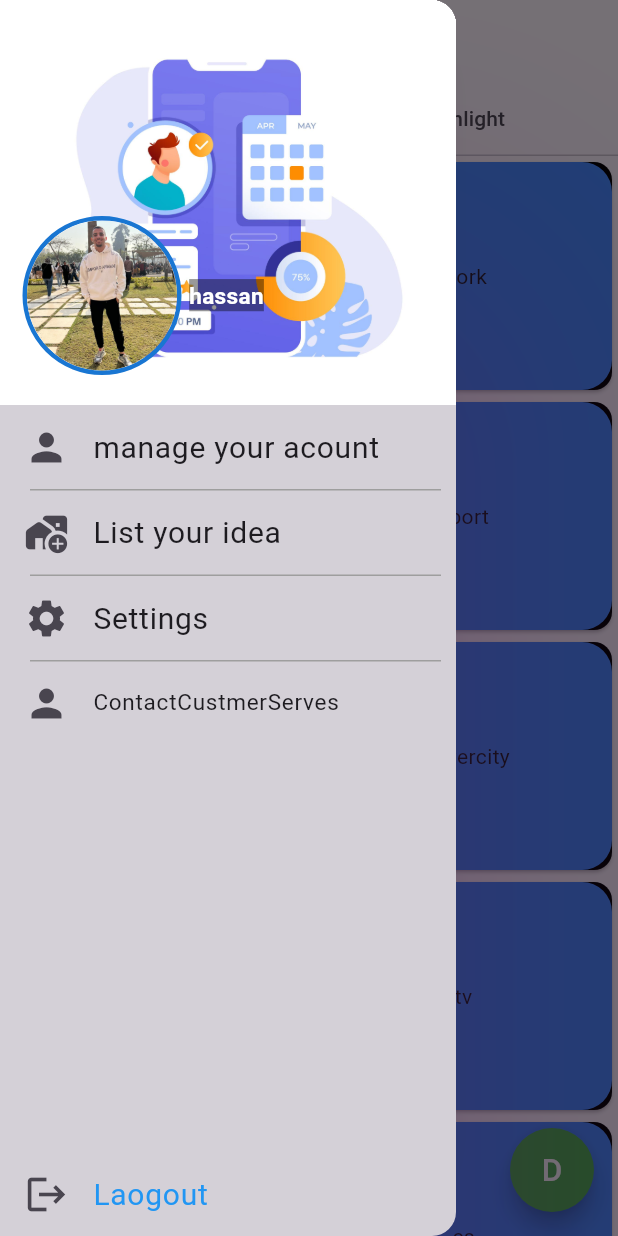
After one commit to hassanmoharam2002/task1flutter, a Flutter app: the Home screen opened directly, with the side drawer open, on a phone screen of 412 x 824 dp. The commit adds this screen. Run offline on Flutter 3.47's test engine with Material 3 defaults, Android fonts, the light colour scheme and no system bars.

Commit message:
gridview

```diff
--- /dev/null
+++ b/lib/drawer_ui/drawer_.dart
@@ -0,0 +1,179 @@
+
+
+
+import 'package:flutter/cupertino.dart';
+import 'package:flutter/material.dart';
+import 'package:flutter/widgets.dart';
+
+
+
+
+class CustemedDrawer extends StatefulWidget {
+
+  const CustemedDrawer({super.key});
+
+  @override
+  State<CustemedDrawer> createState() => _CustemedDrawerState();
+}
+
+class _CustemedDrawerState extends State<CustemedDrawer> {
+
+
+  @override
+  void initState() {
+
+    // TODO: implement initState
+    super.initState();
+  }
+  Widget build(BuildContext context) {
+    return Drawer(
+      elevation: 110,
+      shadowColor: Colors.purple,
+      surfaceTintColor: Colors.black,
+      child: Column(
+        children: [
+          Stack(
+            children: [
+
+              Image.asset('assets/background.jpeg',
+                fit: BoxFit.cover,
+                height: 270,
+                width: double.infinity,
+              ),
+              Positioned(
+                bottom: 20,
+                left: 15,
+                child: Row(
+                  children: [
+                    Container(
+                      decoration: BoxDecoration(
+                        border: Border.all(
+                          color: Colors.blue[700]!,
+                          width: 3,
+                        ),
+                        shape: BoxShape.circle,
+
+                      ),
+                      child: ClipOval(
+                        child: Image(
+                          image: AssetImage('assets/hassan.jpg'
+                          ),
+                          fit: BoxFit.cover,
+                          height: 100,
+                          width: 100,
+                        ),
+                      ),
+                    ),
+                    SizedBox(
+                      width: 5,
+                    ),
+                    Text(
+                      'hassan',
+                      style: TextStyle(
+                          color: Colors.white,
+                          backgroundColor: Colors.black.withOpacity(.4),
+                          fontSize: 15,
+                          fontWeight: FontWeight.bold
+                      ),
+                    )
+                  ],
+                ),
+              )
+
+
+            ],
+          ),
+          InkWell(
+            highlightColor: Colors.black,
+            onTap: (){
+
+            },
+            child: ListTile(
+              leading: Icon(
+                Icons.person, size: 30,
+              ),
+              title: Text('manage your acount',style: TextStyle(
+                  fontSize: 20
+              ),),
+            ),
+          ),
+          Padding(
+            padding: EdgeInsets.only(left: 20,
+                right: 10),
+            child: Container(
+              height: 1,
+              width: double.infinity,
+              color: Colors.grey,
+            ),
+          ),
+          ListTile(
+            leading: Icon(
+              Icons.add_home_work_rounded, size: 30,
+            ),
+            title: Text('List your idea',style: TextStyle(
+                fontSize: 20
+            ),),
+          ),
+          Padding(
+            padding: EdgeInsets.only(left: 20,
+                right: 10),
+            child: Container(
+              height: 1,
+              width: double.infinity,
+              color: Colors.grey,
+            ),
+          ),
+          ListTile(
+            leading: Icon(
+              Icons.settings, size: 30,
+            ),
+            title: Text('Settings',style: TextStyle(
+                fontSize: 20
+            ),),
+          ),
+          Padding(
+            padding: EdgeInsets.only(left: 20,
+                right: 10),
+            child: Container(
+              height: 1,
+              width: double.infinity,
+              color: Colors.grey,
+            ),
+          ),
+          ListTile(
+            leading: Icon(
+              Icons.person, size: 30,
+            ),
+            title: Text('ContactCustmerServes',style: TextStyle(
+                fontSize: 15
+            ),),
+            onTap: (){
+
+            },
+          ),
+
+          Spacer(),
+          InkWell(
+            highlightColor: Colors.black,
+            onTap: ()async{
+
+            },
+            child: Expanded(
+              child:Align(
+                alignment:FractionalOffset.bottomLeft ,
+                child: ListTile(
+                  leading: Icon(
+                    Icons.logout, size: 30,
+                  ),
+                  title: Text('Laogout',style: TextStyle(
+                      fontSize: 20,
+                      color: Colors.blue
+                  ),),
+                ),
+              ), ),
+          )
+        ],
+      ),
+    );
+  }
+}
--- /dev/null
+++ b/lib/home.dart
@@ -0,0 +1,90 @@
+
+
+
+
+
+import 'package:flutter/cupertino.dart';
+import 'package:flutter/material.dart';
+import 'package:task1flutter/widgets/gridviewhome.dart';
+
+import 'drawer_ui/drawer_.dart';
+
+class Home extends StatefulWidget {
+  const Home({super.key});
+
+  @override
+  State<Home> createState() => _HomeState();
+}
+
+class _HomeState extends State<Home> {
+  @override
+  Widget build(BuildContext context) {
+    return DefaultTabController(
+      length: 2,
+      child: Scaffold(
+        drawer: CustemedDrawer(),
+
+        floatingActionButton:FloatingActionButton(
+          backgroundColor: Colors.green,
+          shape: CircleBorder(),
+          child: Text('D',
+          style: TextStyle(
+              color: Colors.white,
+            fontSize: 21
+          ),
+          ),
+          onPressed: (){
+
+        //    Navigator.of(context).push(MaterialPageRoute(builder: (context)=>Tadwina()));
+          },
+        ) ,
+        appBar: AppBar(
+
+          title:
+          Text("hassan moharam",
+          style: TextStyle(
+            color: Colors.black
+          ),
+          ) ,
+          bottom: TabBar(
+            tabs: [
+              Tab(
+                text: "tadwintak",
+              ),
+              Tab(
+                text: "highlight",
+              )
+            ],
+          ),
+
+
+        ),
+        body: TabBarView(
+          children: [
+
+
+            GridView.builder(
+              gridDelegate: SliverGridDelegateWithFixedCrossAxisCount(
+                crossAxisCount: 2,
+                mainAxisExtent: 160
+              ),
+              itemBuilder: (BuildContext context, int index) {
+
+                return  GridViewHome(index: index,);
+              },
+              itemCount: 10,
+            ),
+
+
+
+
+            Column(
+                children: [Icon(Icons.favorite),] ),
+
+
+          ],
+        ),
+      ),
+    );
+  }
+}
--- a/lib/login.dart
+++ b/lib/login.dart
@@ -1,6 +1,7 @@
 
 
 import 'package:flutter/material.dart';
+import 'package:task1flutter/home.dart';
 
 
 import 'component/customButton.dart';
@@ -137,7 +138,11 @@ class _LogInState extends State<LogIn> {
 
 
             CustomButton(title: 'login',
-              onpressed: (){},
+              onpressed: (){
+
+
+                Navigator.of(context).push(MaterialPageRoute(builder: (context)=>Home()));
+              },
 
             ),
 
--- /dev/null
+++ b/lib/widgets/gridviewhome.dart
@@ -0,0 +1,41 @@
+
+
+
+import 'package:flutter/material.dart';
+
+class GridViewHome extends StatefulWidget {
+   GridViewHome({super.key, required this.index});
+  final int index;
+  @override
+  State<GridViewHome> createState() => _GridViewHomeState();
+}
+
+class _GridViewHomeState extends State<GridViewHome> {
+  @override
+  Widget build(BuildContext context) {
+    List nameofcard =["day1","work","gym","sport","weekend","univercity","playstaion","tv","gg","cs"];
+
+    return Card(
+      color: Colors.black,
+
+      child: Container(
+        decoration: BoxDecoration(
+            color: Colors.blueAccent,
+            borderRadius: BorderRadius.circular(20)
+        ),
+
+        padding: EdgeInsets.all(10),
+        child: Column(
+          mainAxisAlignment: MainAxisAlignment.center,
+          children: [
+
+
+            // Image.asset('assets/images/folder.png',
+            //   height: 100,),
+            Center(child: Text(nameofcard[widget.index]))
+          ],
+        ),
+      ),
+    );
+  }
+}
```
Also changed, not shown: assets/background.jpeg (added), assets/hassan.jpg (added).
